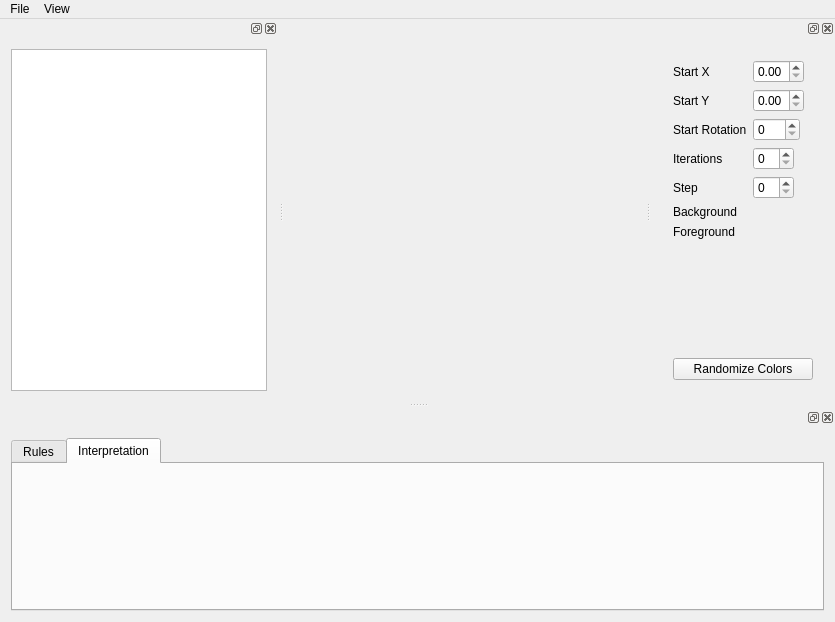
Above: mainwindow.ui from osmehlik/l-systems-vis before the change. Below: the same form after it.
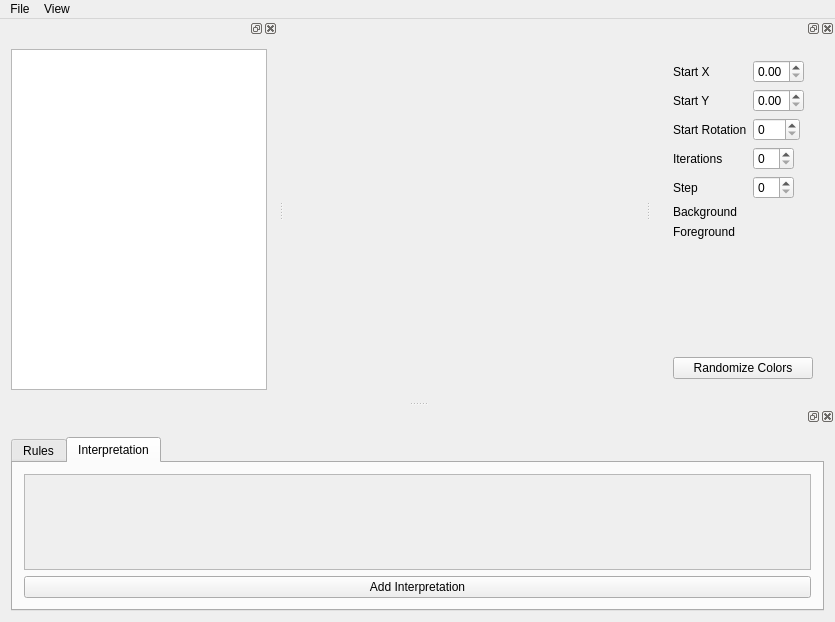
That is the form after the change. The open tabs and pages were chosen to show the change. Custom widgets are drawn as their Qt base class.

Commit message: Added some interpretations editor GUI idea, does not yet work (#1).

The edit to the form file:
```diff
--- a/mainwindow.ui
+++ b/mainwindow.ui
@@ -79,7 +79,7 @@
    <property name="minimumSize">
     <size>
      <width>256</width>
-     <height>214</height>
+     <height>215</height>
     </size>
    </property>
    <attribute name="dockWidgetArea">
@@ -148,6 +148,32 @@
         <attribute name="title">
          <string>Interpretation</string>
         </attribute>
+        <layout class="QVBoxLayout" name="verticalLayout_6">
+         <item>
+          <widget class="QScrollArea" name="scrollArea_2">
+           <property name="widgetResizable">
+            <bool>true</bool>
+           </property>
+           <widget class="InterpretationsEditorWidget" name="interpretationsEditorWidget">
+            <property name="geometry">
+             <rect>
+              <x>0</x>
+              <y>0</y>
+              <width>763</width>
+              <height>78</height>
+             </rect>
+            </property>
+           </widget>
+          </widget>
+         </item>
+         <item>
+          <widget class="QPushButton" name="pushButton">
+           <property name="text">
+            <string>Add Interpretation</string>
+           </property>
+          </widget>
+         </item>
+        </layout>
        </widget>
       </widget>
      </item>
@@ -421,6 +447,12 @@
    <header>ruleseditorwidget.h</header>
    <container>1</container>
   </customwidget>
+  <customwidget>
+   <class>InterpretationsEditorWidget</class>
+   <extends>QWidget</extends>
+   <header>interpretationseditorwidget.h</header>
+   <container>1</container>
+  </customwidget>
  </customwidgets>
  <resources/>
  <connections/>
```
Left out of the diff: 4 changed lines with no effect on the pictures. The commit also changes 5 other files.
